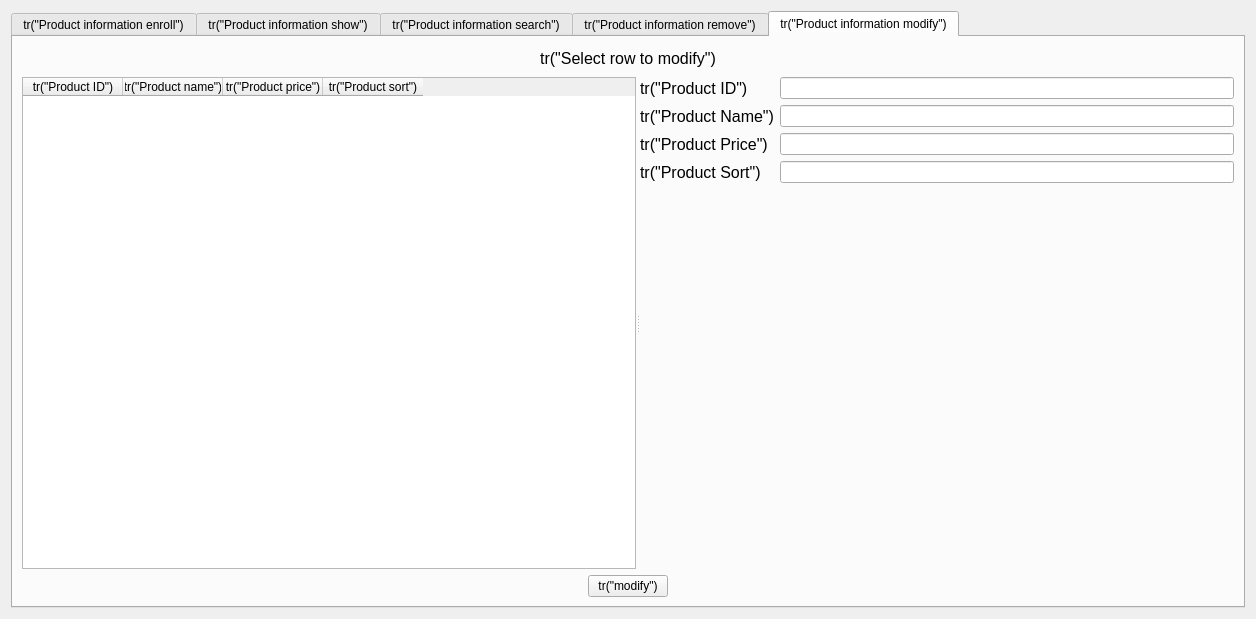
The window that CSApp/producthandlerform.ui (ToSaveData/qt_source) describes before a commit, drawn with Qt 5.
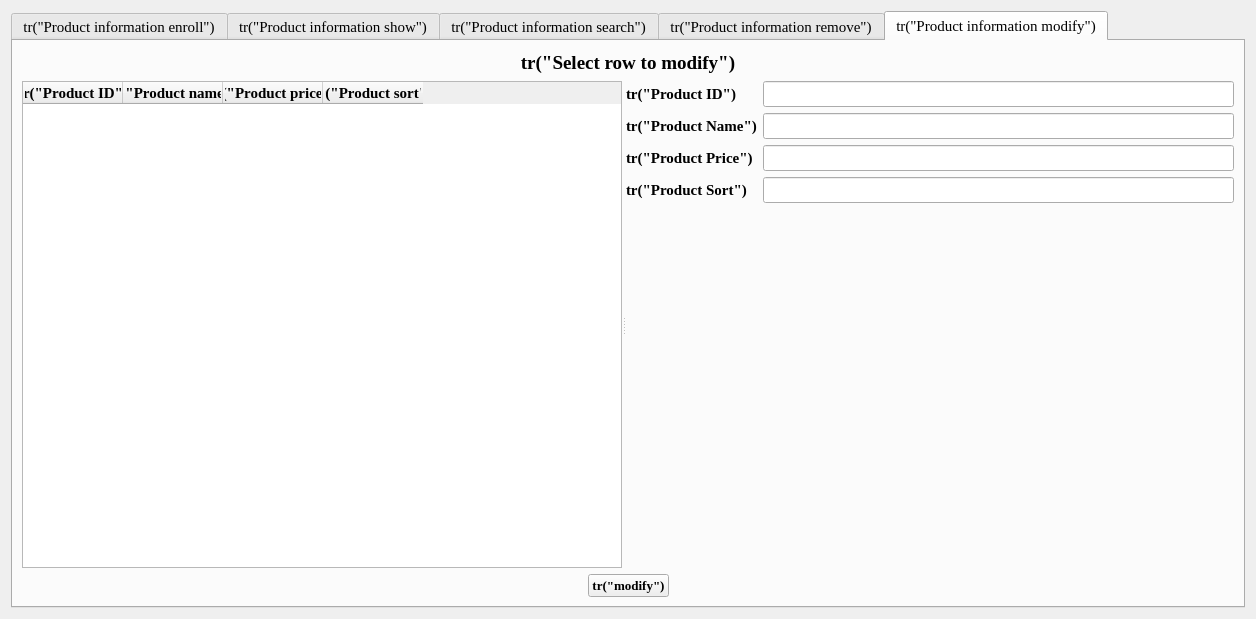
The same window after the commit. The open tabs and pages were chosen to show the change.

```diff
--- a/CSApp/producthandlerform.ui
+++ b/CSApp/producthandlerform.ui
@@ -10,6 +10,12 @@
     <height>619</height>
    </rect>
   </property>
+  <property name="font">
+   <font>
+    <family>Times New Roman</family>
+    <pointsize>11</pointsize>
+   </font>
+  </property>
   <property name="windowTitle">
    <string>Form</string>
   </property>
@@ -22,6 +28,12 @@
        <height>340</height>
       </size>
      </property>
+     <property name="font">
+      <font>
+       <family>Times New Roman</family>
+       <pointsize>11</pointsize>
+      </font>
+     </property>
      <property name="currentIndex">
       <number>0</number>
      </property>
@@ -488,7 +500,9 @@
            </property>
            <property name="font">
             <font>
-             <pointsize>12</pointsize>
+             <family>Times New Roman</family>
+             <pointsize>14</pointsize>
+             <bold>true</bold>
             </font>
            </property>
            <property name="text">
@@ -527,24 +541,52 @@
              <property name="text">
               <string>tr(&quot;Product ID&quot;)</string>
              </property>
+             <property name="font">
+              <font>
+               <family>Times New Roman</family>
+               <pointsize>11</pointsize>
+               <bold>true</bold>
+              </font>
+             </property>
             </column>
             <column>
              <property name="text">
               <string>tr(&quot;Product name&quot;)</string>
              </property>
+             <property name="font">
+              <font>
+               <family>Times New Roman</family>
+               <pointsize>11</pointsize>
+               <bold>true</bold>
+              </font>
+             </property>
             </column>
             <column>
              <property name="text">
               <string>tr(&quot;Product price&quot;)</string>
              </property>
+             <property name="font">
+              <font>
+               <family>Times New Roman</family>
+               <pointsize>11</pointsize>
+               <bold>true</bold>
+              </font>
+             </property>
             </column>
             <column>
              <property name="text">
               <string>tr(&quot;Product sort&quot;)</string>
              </property>
+             <property name="font">
+              <font>
+               <family>Times New Roman</family>
+               <pointsize>11</pointsize>
+               <bold>true</bold>
+              </font>
+             </property>
             </column>
            </widget>
-           <widget class="QWidget" name="">
+           <widget class="QWidget" name="layoutWidget">
             <layout class="QVBoxLayout" name="verticalLayout_9">
              <item>
               <layout class="QGridLayout" name="gridLayout_2">
@@ -552,7 +594,9 @@
                 <widget class="QLabel" name="sortLabel2">
                  <property name="font">
                   <font>
-                   <pointsize>12</pointsize>
+                   <family>Times New Roman</family>
+                   <pointsize>11</pointsize>
+                   <bold>true</bold>
                   </font>
                  </property>
                  <property name="text">
@@ -580,7 +624,9 @@
                 <widget class="QLabel" name="priceLabel2">
                  <property name="font">
                   <font>
-                   <pointsize>12</pointsize>
+                   <family>Times New Roman</family>
+                   <pointsize>11</pointsize>
+                   <bold>true</bold>
                   </font>
                  </property>
                  <property name="text">
@@ -595,7 +641,9 @@
                 <widget class="QLabel" name="idLabel">
                  <property name="font">
                   <font>
-                   <pointsize>12</pointsize>
+                   <family>Times New Roman</family>
+                   <pointsize>11</pointsize>
+                   <bold>true</bold>
                   </font>
                  </property>
                  <property name="text">
@@ -613,7 +661,9 @@
                 <widget class="QLabel" name="nameLabel2">
                  <property name="font">
                   <font>
-                   <pointsize>12</pointsize>
+                   <family>Times New Roman</family>
+                   <pointsize>11</pointsize>
+                   <bold>true</bold>
                   </font>
                  </property>
                  <property name="text">
@@ -660,6 +710,13 @@
            </item>
            <item>
             <widget class="QPushButton" name="modifyPushButton">
+             <property name="font">
+              <font>
+               <family>Times New Roman</family>
+               <pointsize>10</pointsize>
+               <bold>true</bold>
+              </font>
+             </property>
              <property name="text">
               <string>tr(&quot;modify&quot;)</string>
              </property>
```
Left out of the diff: 212 changed lines with no effect on the pictures.
